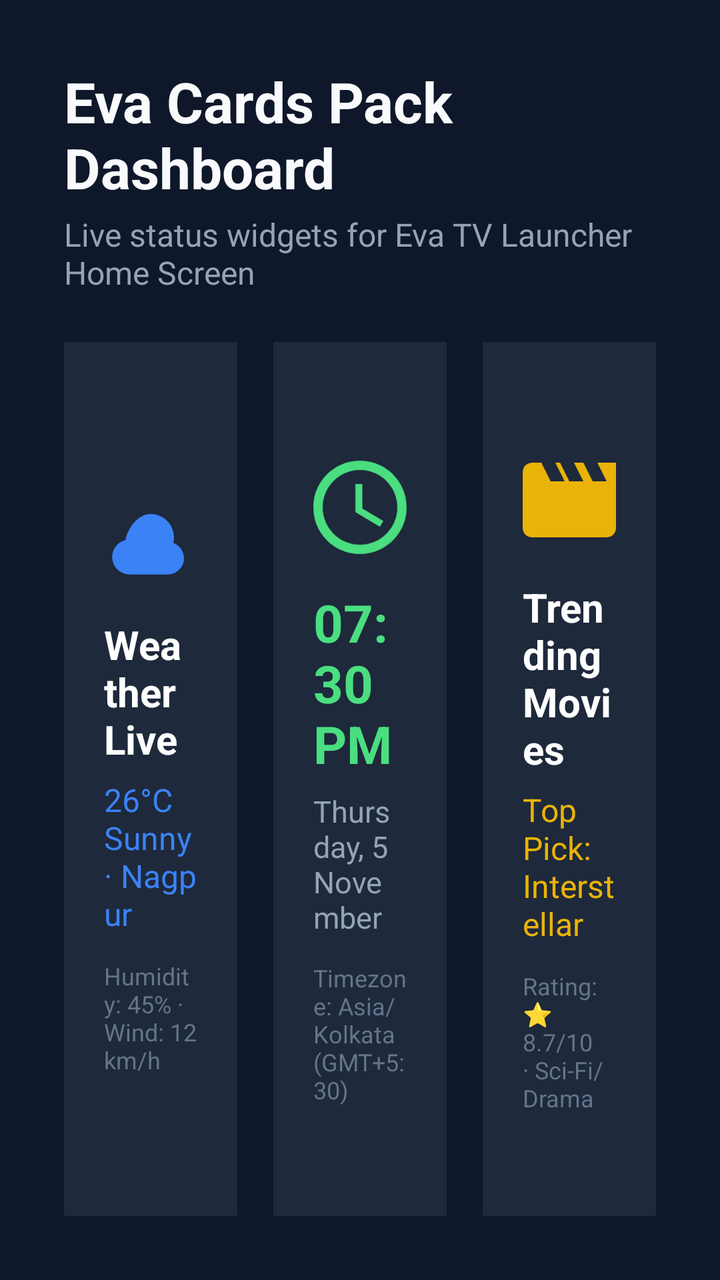
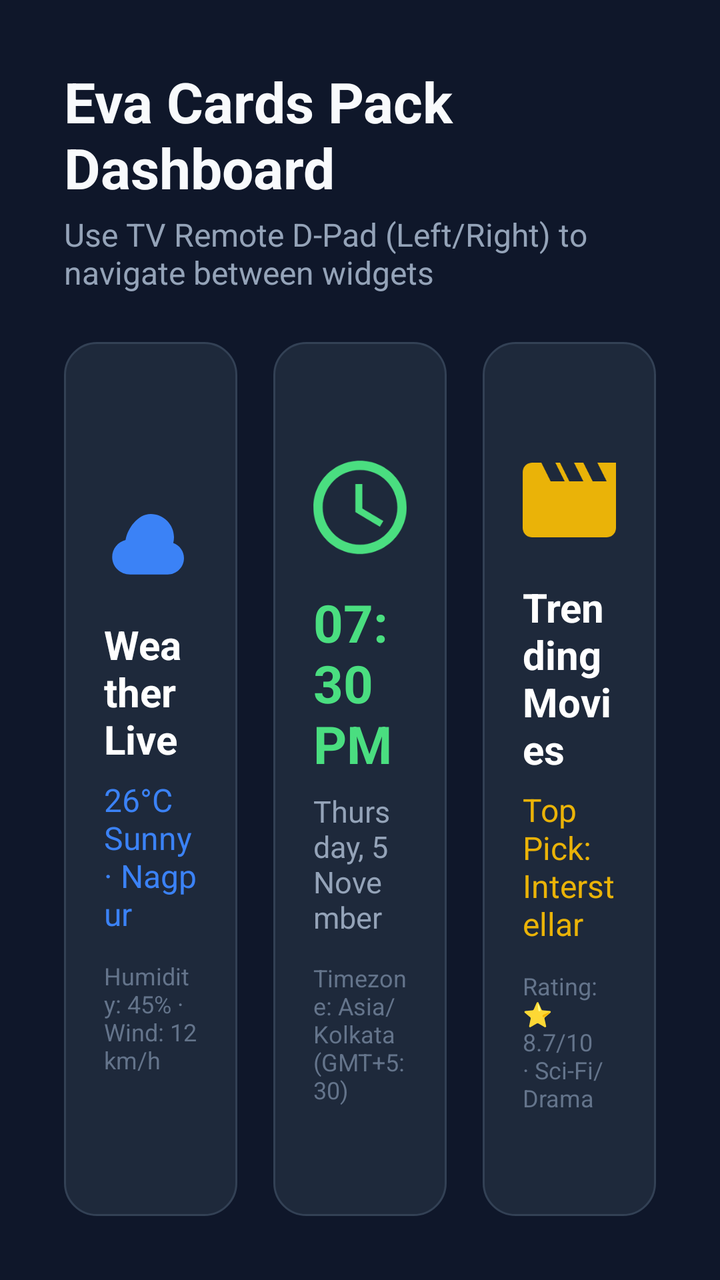

Compare the two renders of this Android layout. The source of the first and the diff that turns it into the second are given below.
<!-- AndroidManifest.xml: application theme Theme.EvaCardsPack -->
<!-- res/layout/activity_eva_card.xml -->
<?xml version="1.0" encoding="utf-8"?>
<LinearLayout xmlns:android="http://schemas.android.com/apk/res/android"
    android:layout_width="match_parent"
    android:layout_height="match_parent"
    android:background="#0F172A"
    android:orientation="vertical"
    android:padding="32dp">

    
    <TextView
        android:layout_width="wrap_content"
        android:layout_height="wrap_content"
        android:text="Eva Cards Pack Dashboard"
        android:textColor="#F8FAFC"
        android:textSize="28sp"
        android:textStyle="bold" />

    <TextView
        android:layout_width="wrap_content"
        android:layout_height="wrap_content"
        android:layout_marginTop="4dp"
        android:text="Live status widgets for Eva TV Launcher Home Screen"
        android:textColor="#94A3B8"
        android:textSize="16sp" />

    
    <LinearLayout
        android:layout_width="match_parent"
        android:layout_height="0dp"
        android:layout_marginTop="24dp"
        android:layout_weight="1"
        android:baselineAligned="false"
        android:orientation="horizontal">

        
        <LinearLayout
            android:layout_width="0dp"
            android:layout_height="match_parent"
            android:layout_marginEnd="12dp"
            android:layout_weight="1"
            android:background="#1E293B"
            android:gravity="center"
            android:orientation="vertical"
            android:padding="20dp">

            <ImageView
                android:layout_width="56dp"
                android:layout_height="56dp"
                android:contentDescription="Weather"
                android:src="@drawable/ic_weather_banner" />

            <TextView
                android:layout_width="wrap_content"
                android:layout_height="wrap_content"
                android:layout_marginTop="12dp"
                android:text="Weather Live"
                android:textColor="#FFFFFF"
                android:textSize="20sp"
                android:textStyle="bold" />

            <TextView
                android:layout_width="wrap_content"
                android:layout_height="wrap_content"
                android:layout_marginTop="6dp"
                android:text="26°C Sunny · Nagpur"
                android:textColor="#3B82F6"
                android:textSize="16sp" />

            <TextView
                android:layout_width="wrap_content"
                android:layout_height="wrap_content"
                android:layout_marginTop="12dp"
                android:text="Humidity: 45% · Wind: 12 km/h"
                android:textColor="#64748B"
                android:textSize="12sp" />
        </LinearLayout>

        
        <LinearLayout
            android:layout_width="0dp"
            android:layout_height="match_parent"
            android:layout_marginStart="6dp"
            android:layout_marginEnd="6dp"
            android:layout_weight="1"
            android:background="#1E293B"
            android:gravity="center"
            android:orientation="vertical"
            android:padding="20dp">

            <ImageView
                android:layout_width="56dp"
                android:layout_height="56dp"
                android:contentDescription="Clock"
                android:src="@drawable/ic_clock_banner" />

            <TextView
                android:id="@+id/clockTimeText"
                android:layout_width="wrap_content"
                android:layout_height="wrap_content"
                android:layout_marginTop="12dp"
                android:text="07:30 PM"
                android:textColor="#4ADE80"
                android:textSize="26sp"
                android:textStyle="bold" />

            <TextView
                android:id="@+id/clockDateText"
                android:layout_width="wrap_content"
                android:layout_height="wrap_content"
                android:layout_marginTop="6dp"
                android:text="Thursday, 5 November"
                android:textColor="#94A3B8"
                android:textSize="15sp" />

            <TextView
                android:layout_width="wrap_content"
                android:layout_height="wrap_content"
                android:layout_marginTop="12dp"
                android:text="Timezone: Asia/Kolkata (GMT+5:30)"
                android:textColor="#64748B"
                android:textSize="12sp" />
        </LinearLayout>

        
        <LinearLayout
            android:layout_width="0dp"
            android:layout_height="match_parent"
            android:layout_marginStart="12dp"
            android:layout_weight="1"
            android:background="#1E293B"
            android:gravity="center"
            android:orientation="vertical"
            android:padding="20dp">

            <ImageView
                android:layout_width="56dp"
                android:layout_height="56dp"
                android:contentDescription="Trending"
                android:src="@drawable/ic_trending_banner" />

            <TextView
                android:layout_width="wrap_content"
                android:layout_height="wrap_content"
                android:layout_marginTop="12dp"
                android:text="Trending Movies"
                android:textColor="#FFFFFF"
                android:textSize="20sp"
                android:textStyle="bold" />

            <TextView
                android:layout_width="wrap_content"
                android:layout_height="wrap_content"
                android:layout_marginTop="6dp"
                android:text="Top Pick: Interstellar"
                android:textColor="#EAB308"
                android:textSize="16sp" />

            <TextView
                android:layout_width="wrap_content"
                android:layout_height="wrap_content"
                android:layout_marginTop="12dp"
                android:text="Rating: ⭐ 8.7/10 · Sci-Fi/Drama"
                android:textColor="#64748B"
                android:textSize="12sp" />
        </LinearLayout>

    </LinearLayout>

</LinearLayout>
<!-- resources referenced by this layout -->
<resources>
  <!-- drawable ic_clock_banner (drawable) -->
  <?xml version="1.0" encoding="utf-8"?>
  <vector xmlns:android="http://schemas.android.com/apk/res/android"
      android:width="48dp"
      android:height="48dp"
      android:viewportWidth="24"
      android:viewportHeight="24">
      <path
          android:fillColor="#FF4ADE80"
          android:pathData="M11.99,2C6.47,2 2,6.48 2,12s4.47,10 9.99,10C17.52,22 22,17.52 22,12S17.52,2 11.99,2zM12,20c-4.42,0 -8,-3.58 -8,-8s3.58,-8 8,-8 8,3.58 8,8 -3.58,8 -8,8zM12.5,7H11v6l5.25,3.15 0.75,-1.23 -4.5,-2.67z" />
  </vector>
  <!-- drawable ic_trending_banner (drawable) -->
  <?xml version="1.0" encoding="utf-8"?>
  <vector xmlns:android="http://schemas.android.com/apk/res/android"
      android:width="48dp"
      android:height="48dp"
      android:viewportWidth="24"
      android:viewportHeight="24">
      <path
          android:fillColor="#FFEAB308"
          android:pathData="M18,4l2,4h-3l-2,-4h-2l2,4h-3l-2,-4H9l2,4H8L6,4H4c-1.1,0 -1.99,0.9 -1.99,2L2,18c0,1.1 0.9,2 2,2h16c1.1,0 2,-0.9 2,-2V4h-4z" />
  </vector>
  <!-- drawable ic_weather_banner (drawable) -->
  <?xml version="1.0" encoding="utf-8"?>
  <vector xmlns:android="http://schemas.android.com/apk/res/android"
      android:width="48dp"
      android:height="48dp"
      android:viewportWidth="24"
      android:viewportHeight="24">
      <path
          android:fillColor="#FF3B82F6"
          android:pathData="M12,7c2.76,0 5,2.24 5,5 0,0.42 -0.06,0.83 -0.16,1.22 1.34,0.47 2.3,1.74 2.3,3.23 0,1.93 -1.57,3.5 -3.5,3.5h-8C5.43,19.95 3.75,18.27 3.75,16.2c0,-1.76 1.23,-3.23 2.87,-3.63C7.03,10.05 9.27,7 12,7z" />
  </vector>
  <style name="Theme.EvaCardsPack" parent="Theme.MaterialComponents.DayNight.NoActionBar">
          
          <item name="colorPrimary">#FF3B82F6</item>
          <item name="colorPrimaryVariant">#FF1E293B</item>
          <item name="colorOnPrimary">@color/white</item>
          
          <item name="android:statusBarColor">#FF0F172A</item>
      </style>
  <color name="white">#FFFFFFFF</color>
</resources>

<!-- the commit's change to res/layout/activity_eva_card.xml (unified diff, before → after) -->
@@ -19,7 +19,7 @@
         android:layout_width="wrap_content"
         android:layout_height="wrap_content"
         android:layout_marginTop="4dp"
-        android:text="Live status widgets for Eva TV Launcher Home Screen"
+        android:text="Use TV Remote D-Pad (Left/Right) to navigate between widgets"
         android:textColor="#94A3B8"
         android:textSize="16sp" />
 
@@ -34,12 +34,18 @@
 
         
         <LinearLayout
+            android:id="@+id/panelWeatherCard"
             android:layout_width="0dp"
             android:layout_height="match_parent"
             android:layout_marginEnd="12dp"
             android:layout_weight="1"
-            android:background="#1E293B"
+            android:background="@drawable/card_selector"
+            android:clickable="true"
+            android:descendantFocusability="blocksDescendants"
+            android:focusable="true"
             android:gravity="center"
+            android:nextFocusLeft="@+id/panelWeatherCard"
+            android:nextFocusRight="@+id/panelClockCard"
             android:orientation="vertical"
             android:padding="20dp">
 
@@ -77,13 +83,19 @@
 
         
         <LinearLayout
+            android:id="@+id/panelClockCard"
             android:layout_width="0dp"
             android:layout_height="match_parent"
             android:layout_marginStart="6dp"
             android:layout_marginEnd="6dp"
             android:layout_weight="1"
-            android:background="#1E293B"
+            android:background="@drawable/card_selector"
+            android:clickable="true"
+            android:descendantFocusability="blocksDescendants"
+            android:focusable="true"
             android:gravity="center"
+            android:nextFocusLeft="@+id/panelWeatherCard"
+            android:nextFocusRight="@+id/panelTrendingCard"
             android:orientation="vertical"
             android:padding="20dp">
 
@@ -123,12 +135,18 @@
 
         
         <LinearLayout
+            android:id="@+id/panelTrendingCard"
             android:layout_width="0dp"
             android:layout_height="match_parent"
             android:layout_marginStart="12dp"
             android:layout_weight="1"
-            android:background="#1E293B"
+            android:background="@drawable/card_selector"
+            android:clickable="true"
+            android:descendantFocusability="blocksDescendants"
+            android:focusable="true"
             android:gravity="center"
+            android:nextFocusLeft="@+id/panelClockCard"
+            android:nextFocusRight="@+id/panelTrendingCard"
             android:orientation="vertical"
             android:padding="20dp">
 
<!-- resource entries referenced after the edit -->
@@ -1,5 +1,23 @@
 <!-- resources referenced by this layout -->
 <resources>
+  <!-- drawable card_selector (drawable) -->
+  <?xml version="1.0" encoding="utf-8"?>
+  <selector xmlns:android="http://schemas.android.com/apk/res/android">
+      <item android:state_focused="true">
+          <shape android:shape="rectangle">
+              <corners android:radius="16dp" />
+              <solid android:color="#334155" />
+              <stroke android:width="4dp" android:color="#3B82F6" />
+          </shape>
+      </item>
+      <item>
+          <shape android:shape="rectangle">
+              <corners android:radius="16dp" />
+              <solid android:color="#1E293B" />
+              <stroke android:width="1dp" android:color="#334155" />
+          </shape>
+      </item>
+  </selector>
   <!-- drawable ic_clock_banner (drawable) -->
   <?xml version="1.0" encoding="utf-8"?>
   <vector xmlns:android="http://schemas.android.com/apk/res/android"
